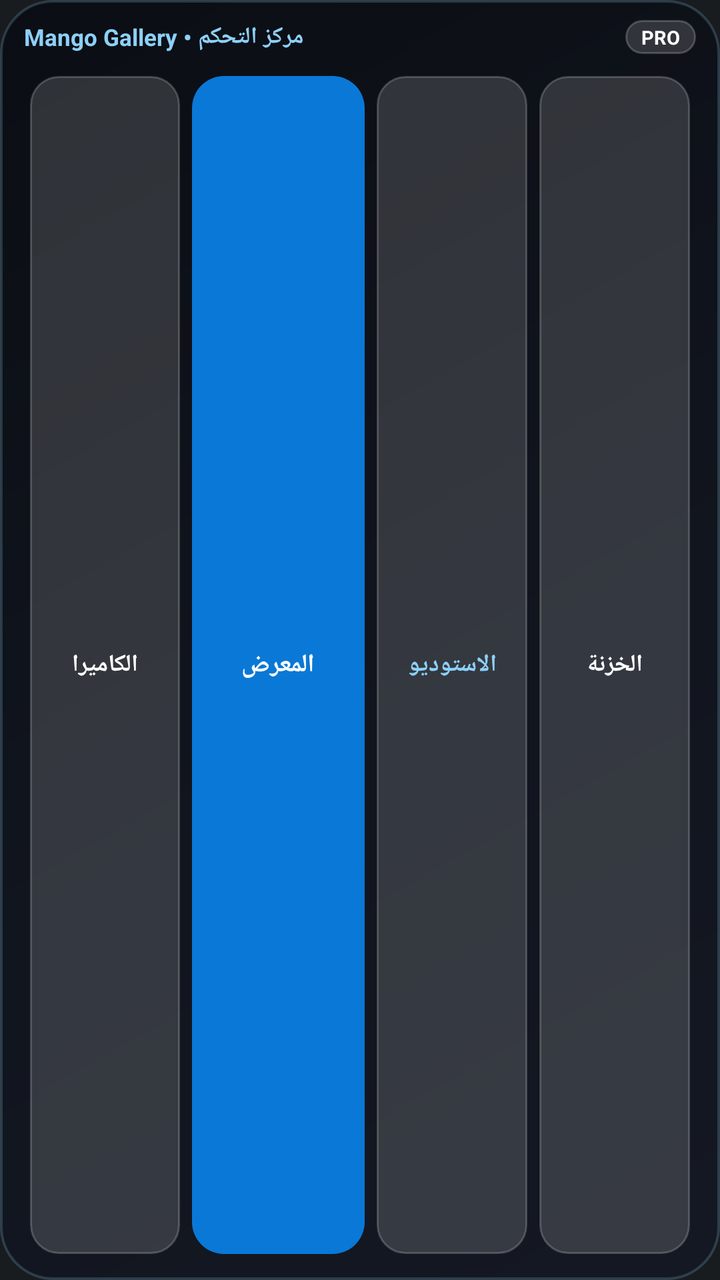
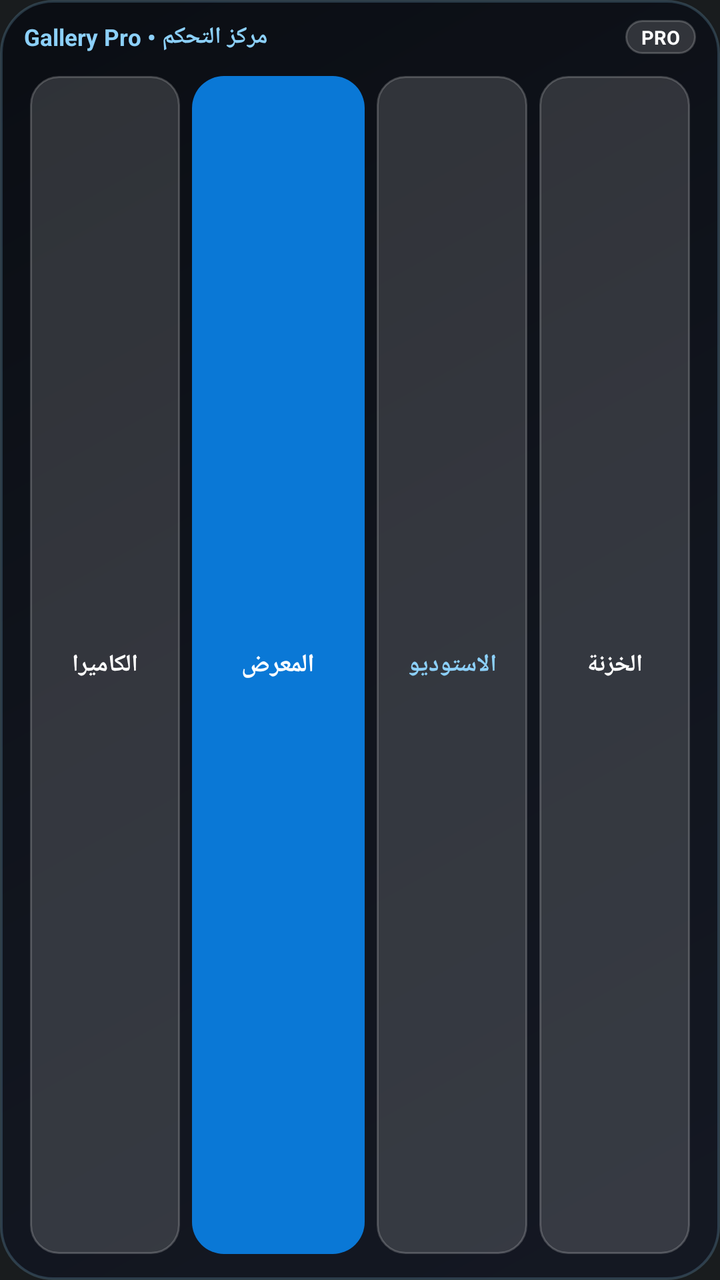

Two renders of the same Android screen: before a commit and after it. Below are the layout's source before the change and the commit's diff.
<!-- AndroidManifest.xml: application theme android:Theme.DeviceDefault.NoActionBar -->
<!-- res/layout/mango_widget_quick.xml -->
<?xml version="1.0" encoding="utf-8"?>
<LinearLayout xmlns:android="http://schemas.android.com/apk/res/android"
    android:layout_width="match_parent"
    android:layout_height="match_parent"
    android:background="@drawable/widget_dark_bg"
    android:gravity="center_vertical"
    android:orientation="vertical"
    android:paddingStart="12dp"
    android:paddingEnd="12dp"
    android:paddingTop="10dp"
    android:paddingBottom="10dp">

    
    <LinearLayout
        android:layout_width="match_parent"
        android:layout_height="wrap_content"
        android:gravity="center_vertical"
        android:orientation="horizontal"
        android:paddingBottom="8dp">

        <TextView
            android:id="@+id/quick_stats_header"
            android:layout_width="0dp"
            android:layout_height="wrap_content"
            android:layout_weight="1"
            android:gravity="start|center_vertical"
            android:maxLines="1"
            android:text="Mango Gallery • مركز التحكم"
            android:textColor="#FF8CD0FA"
            android:textSize="11.5sp"
            android:textStyle="bold" />

        <TextView
            android:id="@+id/quick_tier_badge"
            android:layout_width="wrap_content"
            android:layout_height="wrap_content"
            android:background="@drawable/widget_btn_bg"
            android:paddingStart="8dp"
            android:paddingEnd="8dp"
            android:paddingTop="2dp"
            android:paddingBottom="2dp"
            android:text="PRO"
            android:textColor="#FFFFFFFF"
            android:textSize="9.5sp"
            android:textStyle="bold" />
    </LinearLayout>

    
    <LinearLayout
        android:layout_width="match_parent"
        android:layout_height="0dp"
        android:layout_weight="1"
        android:gravity="center"
        android:orientation="horizontal">

        <TextView
            android:id="@+id/quick_camera"
            android:layout_width="0dp"
            android:layout_height="match_parent"
            android:layout_margin="3dp"
            android:layout_weight="1"
            android:background="@drawable/widget_btn_bg"
            android:gravity="center"
            android:text="الكاميرا"
            android:textColor="#FFFFFFFF"
            android:textSize="12sp"
            android:textStyle="bold" />

        <TextView
            android:id="@+id/quick_gallery"
            android:layout_width="0dp"
            android:layout_height="match_parent"
            android:layout_margin="3dp"
            android:layout_weight="1.15"
            android:background="@drawable/widget_accent_bg"
            android:gravity="center"
            android:text="المعرض"
            android:textColor="#FFFFFFFF"
            android:textSize="12.5sp"
            android:textStyle="bold" />

        <TextView
            android:id="@+id/quick_studio"
            android:layout_width="0dp"
            android:layout_height="match_parent"
            android:layout_margin="3dp"
            android:layout_weight="1"
            android:background="@drawable/widget_btn_bg"
            android:gravity="center"
            android:text="الاستوديو"
            android:textColor="#FF8CD0FA"
            android:textSize="12sp"
            android:textStyle="bold" />

        <TextView
            android:id="@+id/quick_vault"
            android:layout_width="0dp"
            android:layout_height="match_parent"
            android:layout_margin="3dp"
            android:layout_weight="1"
            android:background="@drawable/widget_btn_bg"
            android:gravity="center"
            android:text="الخزنة"
            android:textColor="#FFFFFFFF"
            android:textSize="12sp"
            android:textStyle="bold" />
    </LinearLayout>
</LinearLayout>
<!-- resources referenced by this layout -->
<resources>
  <!-- drawable widget_accent_bg (drawable) -->
  <?xml version="1.0" encoding="utf-8"?>
  <shape xmlns:android="http://schemas.android.com/apk/res/android" android:shape="rectangle">
      <solid android:color="#FF0A78D6" />
      <corners android:radius="16dp" />
  </shape>
  <!-- drawable widget_btn_bg (drawable) -->
  <?xml version="1.0" encoding="utf-8"?>
  <shape xmlns:android="http://schemas.android.com/apk/res/android"
      android:shape="rectangle">
      <solid android:color="#26FFFFFF" />
      <corners android:radius="14dp" />
      <stroke
          android:width="1dp"
          android:color="#33FFFFFF" />
  </shape>
  <!-- drawable widget_dark_bg (drawable) -->
  <?xml version="1.0" encoding="utf-8"?>
  <shape xmlns:android="http://schemas.android.com/apk/res/android"
      android:shape="rectangle">
      <gradient
          android:angle="135"
          android:startColor="#F5141722"
          android:centerColor="#F510131C"
          android:endColor="#F50A0C12" />
      <corners android:radius="26dp" />
      <stroke
          android:width="1.2dp"
          android:color="#338CD0FA" />
  </shape>
</resources>

<!-- the commit's change to res/layout/mango_widget_quick.xml (unified diff, before → after) -->
@@ -25,7 +25,7 @@
             android:layout_weight="1"
             android:gravity="start|center_vertical"
             android:maxLines="1"
-            android:text="Mango Gallery • مركز التحكم"
+            android:text="Gallery Pro • مركز التحكم"
             android:textColor="#FF8CD0FA"
             android:textSize="11.5sp"
             android:textStyle="bold" />
